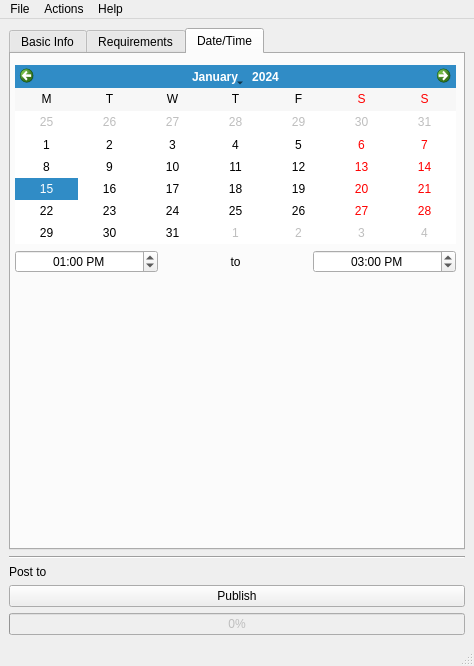
Qt form src/ui/MainWindow.ui (MakeICT/event-creator) before a commit.
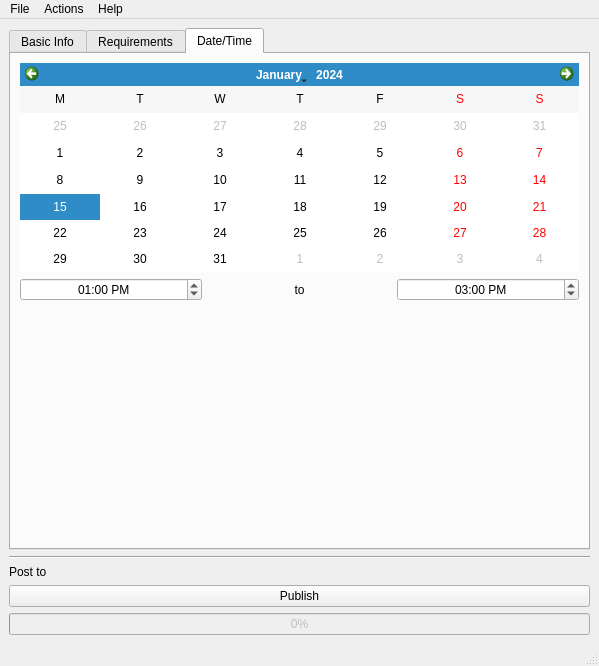
The same form after that commit. The open tabs and pages were chosen to show the change.

Commit message: make tab contents expand when window is resized

Patch:
```diff
--- a/src/ui/MainWindow.ui
+++ b/src/ui/MainWindow.ui
@@ -7,7 +7,7 @@
    <rect>
     <x>0</x>
     <y>0</y>
-    <width>474</width>
+    <width>599</width>
     <height>666</height>
    </rect>
   </property>
@@ -230,18 +230,20 @@
        <attribute name="title">
         <string>Date/Time</string>
        </attribute>
-       <widget class="QWidget" name="">
-        <property name="geometry">
-         <rect>
-          <x>4</x>
-          <y>11</y>
-          <width>441</width>
-          <height>208</height>
-         </rect>
-        </property>
+       <layout class="QVBoxLayout" name="verticalLayout_7">
+        <item>
         <layout class="QVBoxLayout" name="verticalLayout_3">
+          <property name="sizeConstraint">
+           <enum>QLayout::SetMinimumSize</enum>
+          </property>
          <item>
           <widget class="QCalendarWidget" name="dateInput">
+            <property name="minimumSize">
+             <size>
+              <width>0</width>
+              <height>200</height>
+             </size>
+            </property>
            <property name="horizontalHeaderFormat">
             <enum>QCalendarWidget::SingleLetterDayNames</enum>
            </property>
@@ -299,7 +301,21 @@
           </layout>
          </item>
         </layout>
-       </widget>
+        </item>
+        <item>
+         <spacer name="verticalSpacer">
+          <property name="orientation">
+           <enum>Qt::Vertical</enum>
+          </property>
+          <property name="sizeHint" stdset="0">
+           <size>
+            <width>20</width>
+            <height>209</height>
+           </size>
+          </property>
+         </spacer>
+        </item>
+       </layout>
       </widget>
      </widget>
     </item>
@@ -351,7 +367,7 @@
     <rect>
      <x>0</x>
      <y>0</y>
-     <width>474</width>
+     <width>599</width>
      <height>24</height>
     </rect>
    </property>
```
Left out of the diff: 44 changed lines with no effect on the pictures. Lines whose indentation alone changed are shown as unchanged.
